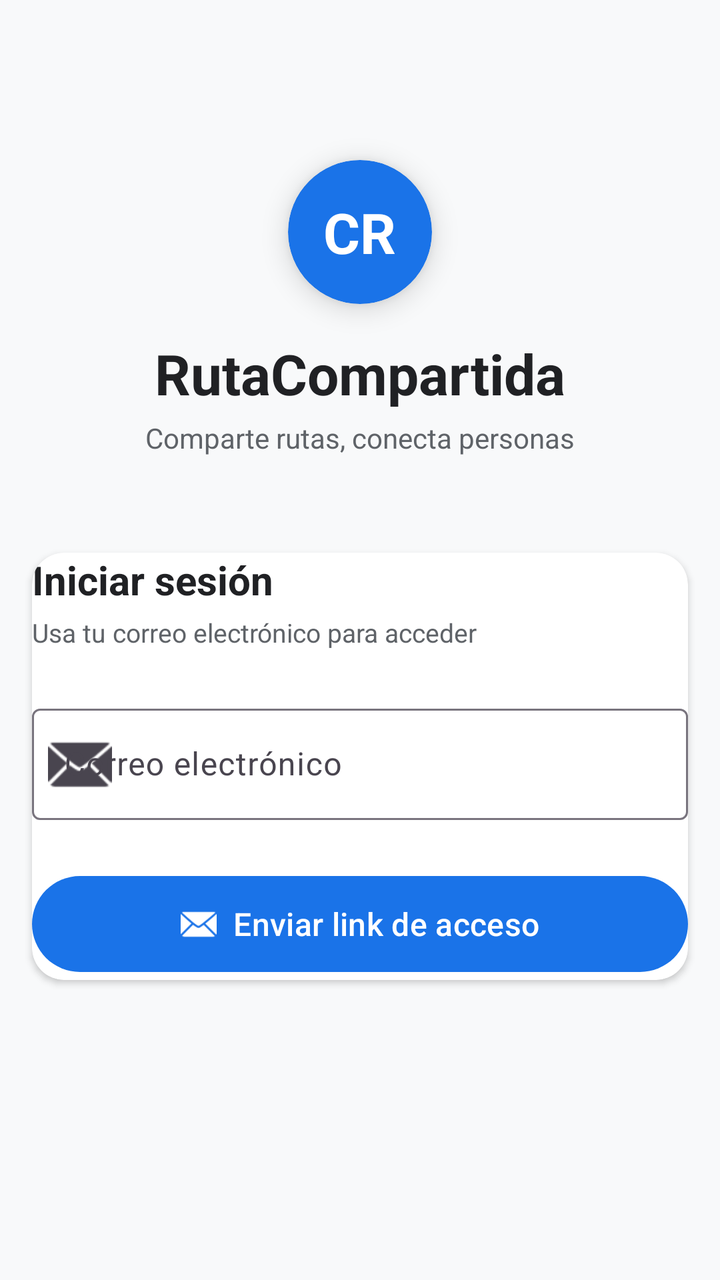
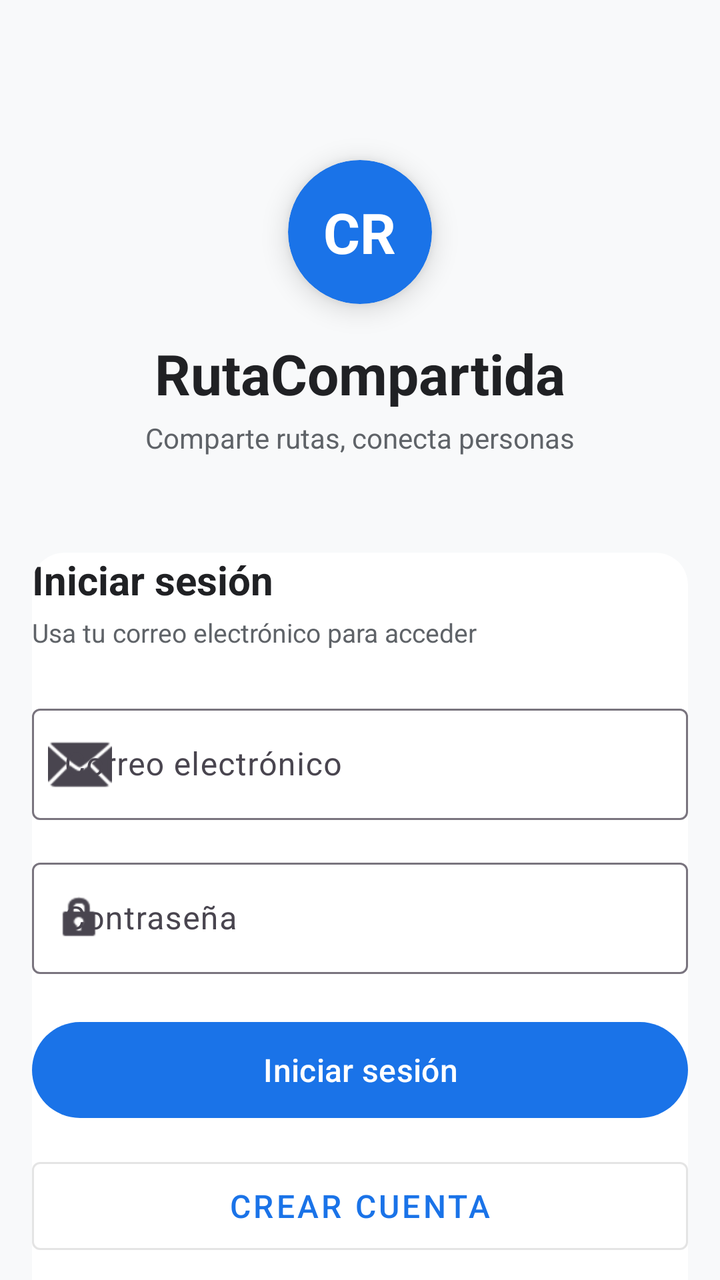

Compare the two renders of this Android layout. The source of the first and the diff that turns it into the second are given below.
<!-- AndroidManifest.xml: application theme Theme.CarpoolApp -->
<!-- res/layout/fragment_auth.xml -->
<?xml version="1.0" encoding="utf-8"?>
<androidx.constraintlayout.widget.ConstraintLayout
    xmlns:android="http://schemas.android.com/apk/res/android"
    xmlns:app="http://schemas.android.com/apk/res-auto"
    android:layout_width="match_parent"
    android:layout_height="match_parent"
    android:background="@color/background">

    <com.google.android.material.card.MaterialCardView
        android:id="@+id/logo_card"
        android:layout_width="72dp"
        android:layout_height="72dp"
        app:cardCornerRadius="36dp"
        app:cardElevation="8dp"
        android:layout_marginTop="80dp"
        app:cardBackgroundColor="@color/primary"
        app:layout_constraintTop_toTopOf="parent"
        app:layout_constraintStart_toStartOf="parent"
        app:layout_constraintEnd_toEndOf="parent">

        <TextView
            android:layout_width="wrap_content"
            android:layout_height="wrap_content"
            android:text="CR"
            android:textSize="28sp"
            android:textStyle="bold"
            android:textColor="@color/on_primary"
            android:layout_gravity="center" />
    </com.google.android.material.card.MaterialCardView>

    <TextView
        android:id="@+id/titulo"
        android:layout_width="wrap_content"
        android:layout_height="wrap_content"
        android:text="RutaCompartida"
        android:textSize="28sp"
        android:textStyle="bold"
        android:textColor="@color/text_primary"
        app:layout_constraintTop_toBottomOf="@id/logo_card"
        app:layout_constraintStart_toStartOf="parent"
        app:layout_constraintEnd_toEndOf="parent"
        android:layout_marginTop="16dp" />

    <TextView
        android:id="@+id/subtitulo"
        android:layout_width="wrap_content"
        android:layout_height="wrap_content"
        android:text="Comparte rutas, conecta personas"
        android:textSize="14sp"
        android:textColor="@color/text_secondary"
        app:layout_constraintTop_toBottomOf="@id/titulo"
        app:layout_constraintStart_toStartOf="parent"
        app:layout_constraintEnd_toEndOf="parent"
        android:layout_marginTop="4dp" />

    <com.google.android.material.card.MaterialCardView
        android:id="@+id/form_card"
        android:layout_width="0dp"
        android:layout_height="wrap_content"
        app:cardCornerRadius="16dp"
        app:cardElevation="2dp"
        app:cardBackgroundColor="@color/surface"
        android:layout_marginHorizontal="16dp"
        android:layout_marginTop="48dp"
        app:layout_constraintTop_toBottomOf="@id/subtitulo"
        app:layout_constraintStart_toStartOf="parent"
        app:layout_constraintEnd_toEndOf="parent"
        android:padding="24dp">

        <androidx.constraintlayout.widget.ConstraintLayout
            android:layout_width="match_parent"
            android:layout_height="wrap_content">

            <TextView
                android:id="@+id/form_title"
                android:layout_width="wrap_content"
                android:layout_height="wrap_content"
                android:text="Iniciar sesión"
                android:textSize="20sp"
                android:textStyle="bold"
                android:textColor="@color/text_primary"
                app:layout_constraintTop_toTopOf="parent"
                app:layout_constraintStart_toStartOf="parent" />

            <TextView
                android:id="@+id/form_subtitle"
                android:layout_width="0dp"
                android:layout_height="wrap_content"
                android:text="Usa tu correo electrónico para acceder"
                android:textSize="13sp"
                android:textColor="@color/text_secondary"
                app:layout_constraintTop_toBottomOf="@id/form_title"
                app:layout_constraintStart_toStartOf="parent"
                app:layout_constraintEnd_toEndOf="parent"
                android:layout_marginTop="4dp" />

            <com.google.android.material.textfield.TextInputLayout
                android:id="@+id/email_layout"
                android:layout_width="0dp"
                android:layout_height="wrap_content"
                android:hint="@string/label_email"
                style="@style/Widget.Material3.TextInputLayout.OutlinedBox"
                app:startIconDrawable="@android:drawable/ic_dialog_email"
                app:layout_constraintTop_toBottomOf="@id/form_subtitle"
                app:layout_constraintStart_toStartOf="parent"
                app:layout_constraintEnd_toEndOf="parent"
                android:layout_marginTop="24dp">

                <com.google.android.material.textfield.TextInputEditText
                    android:id="@+id/email_input"
                    android:layout_width="match_parent"
                    android:layout_height="wrap_content"
                    android:inputType="textEmailAddress" />
            </com.google.android.material.textfield.TextInputLayout>

            <com.google.android.material.button.MaterialButton
                android:id="@+id/btn_enviar_link"
                android:layout_width="0dp"
                android:layout_height="56dp"
                android:text="@string/msg_enviar_email"
                android:textSize="16sp"
                app:icon="@android:drawable/ic_dialog_email"
                app:iconGravity="textStart"
                app:layout_constraintTop_toBottomOf="@id/email_layout"
                app:layout_constraintStart_toStartOf="parent"
                app:layout_constraintEnd_toEndOf="parent"
                android:layout_marginTop="24dp" />

            <ProgressBar
                android:id="@+id/progress"
                android:layout_width="wrap_content"
                android:layout_height="wrap_content"
                android:visibility="gone"
                app:layout_constraintTop_toBottomOf="@id/btn_enviar_link"
                app:layout_constraintStart_toStartOf="parent"
                app:layout_constraintEnd_toEndOf="parent"
                android:layout_marginTop="16dp" />

            <TextView
                android:id="@+id/mensaje"
                android:layout_width="0dp"
                android:layout_height="wrap_content"
                android:visibility="gone"
                android:textAlignment="center"
                android:textSize="14sp"
                android:textColor="@color/text_secondary"
                app:layout_constraintTop_toBottomOf="@id/progress"
                app:layout_constraintStart_toStartOf="parent"
                app:layout_constraintEnd_toEndOf="parent"
                android:layout_marginTop="16dp" />
        </androidx.constraintlayout.widget.ConstraintLayout>
    </com.google.android.material.card.MaterialCardView>

</androidx.constraintlayout.widget.ConstraintLayout>
<!-- resources referenced by this layout -->
<resources>
  <color name="background">#FFF8F9FA</color>
  <color name="on_primary">#FFFFFFFF</color>
  <color name="primary">#FF1A73E8</color>
  <color name="surface">#FFFFFFFF</color>
  <color name="text_primary">#FF202124</color>
  <color name="text_secondary">#FF5F6368</color>
  <string name="label_email">Correo electrónico</string>
  <string name="msg_enviar_email">Enviar link de acceso</string>
  <style name="Theme.CarpoolApp" parent="Theme.Material3.DayNight.NoActionBar">
          <item name="colorPrimary">@color/primary</item>
          <item name="colorOnPrimary">@color/on_primary</item>
          <item name="colorPrimaryContainer">@color/primary_variant</item>
          <item name="colorSecondary">@color/secondary</item>
          <item name="colorOnSecondary">@color/on_secondary</item>
          <item name="colorError">@color/error</item>
          <item name="colorOnError">@color/on_error</item>
          <item name="android:colorBackground">@color/background</item>
          <item name="colorOnBackground">@color/on_background</item>
          <item name="colorOnSurface">@color/on_surface</item>
          <item name="materialCardViewStyle">@style/Widget.CarpoolApp.Card</item>
      </style>
  <color name="primary_variant">#FF1557B0</color>
  <color name="secondary">#FF34A853</color>
  <color name="on_secondary">#FFFFFFFF</color>
  <color name="error">#FFD93025</color>
  <color name="on_error">#FFFFFFFF</color>
  <color name="on_background">#FF202124</color>
  <color name="on_surface">#FF202124</color>
  <style name="Widget.CarpoolApp.Card" parent="Widget.Material3.CardView.Filled">
          <item name="cardCornerRadius">16dp</item>
          <item name="cardElevation">2dp</item>
          <item name="strokeWidth">0dp</item>
      </style>
</resources>

<!-- the commit's change to res/layout/fragment_auth.xml (unified diff, before → after) -->
@@ -113,25 +113,65 @@
                     android:inputType="textEmailAddress" />
             </com.google.android.material.textfield.TextInputLayout>
 
-            <com.google.android.material.button.MaterialButton
-                android:id="@+id/btn_enviar_link"
+            <com.google.android.material.textfield.TextInputLayout
+                android:id="@+id/password_layout"
                 android:layout_width="0dp"
-                android:layout_height="56dp"
-                android:text="@string/msg_enviar_email"
-                android:textSize="16sp"
-                app:icon="@android:drawable/ic_dialog_email"
-                app:iconGravity="textStart"
+                android:layout_height="wrap_content"
+                android:hint="@string/label_password"
+                style="@style/Widget.Material3.TextInputLayout.OutlinedBox"
+                app:startIconDrawable="@android:drawable/ic_lock_idle_lock"
                 app:layout_constraintTop_toBottomOf="@id/email_layout"
                 app:layout_constraintStart_toStartOf="parent"
                 app:layout_constraintEnd_toEndOf="parent"
-                android:layout_marginTop="24dp" />
+                android:layout_marginTop="16dp">
+
+                <com.google.android.material.textfield.TextInputEditText
+                    android:id="@+id/password_input"
+                    android:layout_width="match_parent"
+                    android:layout_height="wrap_content"
+                    android:inputType="textPassword" />
+            </com.google.android.material.textfield.TextInputLayout>
+            <com.google.android.material.button.MaterialButton
+                android:id="@+id/btn_sign_in"
+                android:layout_width="0dp"
+                android:layout_height="56dp"
+                android:text="Iniciar sesión"
+                android:textSize="16sp"
+                app:layout_constraintTop_toBottomOf="@id/password_layout"
+                app:layout_constraintStart_toStartOf="parent"
+                app:layout_constraintEnd_toEndOf="parent"
+                android:layout_marginTop="20dp" />
+
+            <com.google.android.material.button.MaterialButton
+                android:id="@+id/btn_register"
+                android:layout_width="0dp"
+                android:layout_height="56dp"
+                android:text="Crear cuenta"
+                android:textSize="16sp"
+                style="@style/Widget.MaterialComponents.Button.OutlinedButton"
+                app:layout_constraintTop_toBottomOf="@id/btn_sign_in"
+                app:layout_constraintStart_toStartOf="parent"
+                app:layout_constraintEnd_toEndOf="parent"
+                android:layout_marginTop="12dp" />
+
+            <com.google.android.material.button.MaterialButton
+                android:id="@+id/btn_google"
+                android:layout_width="0dp"
+                android:layout_height="56dp"
+                android:text="Continuar con Google"
+                android:textSize="16sp"
+                style="@style/Widget.MaterialComponents.Button.OutlinedButton"
+                app:layout_constraintTop_toBottomOf="@id/btn_register"
+                app:layout_constraintStart_toStartOf="parent"
+                app:layout_constraintEnd_toEndOf="parent"
+                android:layout_marginTop="12dp" />
 
             <ProgressBar
                 android:id="@+id/progress"
                 android:layout_width="wrap_content"
                 android:layout_height="wrap_content"
                 android:visibility="gone"
-                app:layout_constraintTop_toBottomOf="@id/btn_enviar_link"
+                app:layout_constraintTop_toBottomOf="@id/btn_google"
                 app:layout_constraintStart_toStartOf="parent"
                 app:layout_constraintEnd_toEndOf="parent"
                 android:layout_marginTop="16dp" />
<!-- resource entries referenced after the edit -->
@@ -7,7 +7,7 @@
   <color name="text_primary">#FF202124</color>
   <color name="text_secondary">#FF5F6368</color>
   <string name="label_email">Correo electrónico</string>
-  <string name="msg_enviar_email">Enviar link de acceso</string>
+  <string name="label_password">Contraseña</string>
   <style name="Theme.CarpoolApp" parent="Theme.Material3.DayNight.NoActionBar">
           <item name="colorPrimary">@color/primary</item>
           <item name="colorOnPrimary">@color/on_primary</item>
